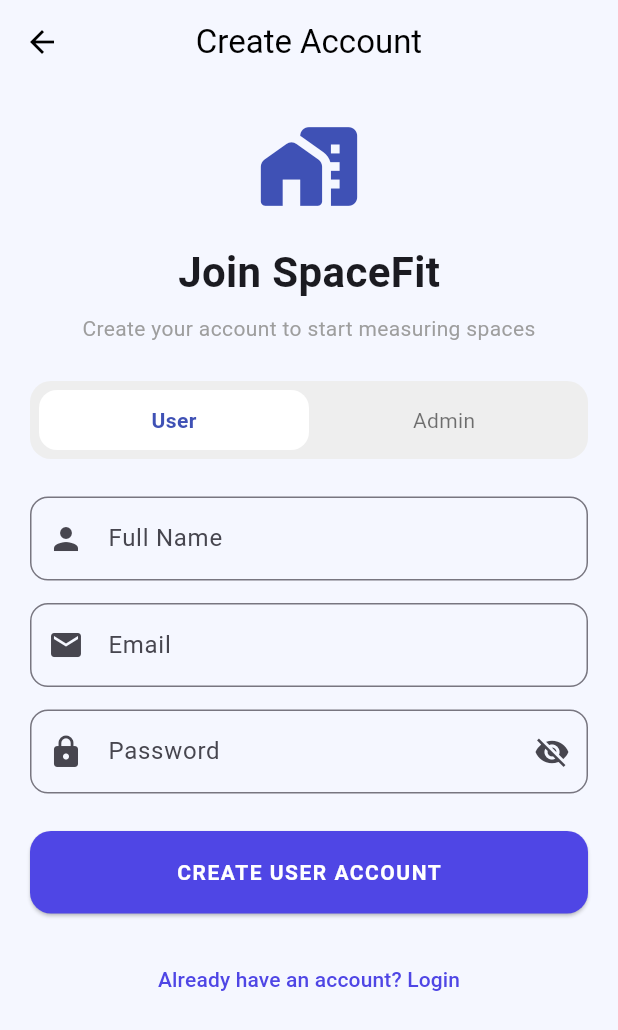
After one commit to Karthiksenthilkumar1/Smart-Space, a Flutter app: the screen it shows after launch, after a tap on "LOGIN", after a tap on "Don't have an account? Sign Up", on a phone screen of 412 x 824 dp. The commit adds this screen. Shown: the top 1030 px of the screen. Run offline on Flutter 3.47's test engine with Material 3 defaults, Android fonts, the phone set to English and light mode, and no system bars; our stand-ins replace camera, image_picker, shared_preferences; network calls fail.

Commit message:
Completed auth UI and role-based signup flow

```diff
--- a/lib/core/services/api_service.dart
+++ b/lib/core/services/api_service.dart
@@ -28,4 +28,33 @@ class ApiService {
       "data": data,
     };
   }
+
+  static Future<Map<String, dynamic>> register({
+    required String name,
+    required String email,
+    required String password,
+    required String role,
+  }) async {
+    final url = Uri.parse("$baseUrl/api/auth/register");
+
+    final response = await http.post(
+      url,
+      headers: {
+        "Content-Type": "application/json",
+      },
+      body: jsonEncode({
+        "name": name,
+        "email": email,
+        "password": password,
+        "role": role,
+      }),
+    );
+
+    final data = jsonDecode(response.body);
+
+    return {
+      "statusCode": response.statusCode,
+      "data": data,
+    };
+  }
 }
--- a/lib/features/auth/login_screen.dart
+++ b/lib/features/auth/login_screen.dart
@@ -3,6 +3,8 @@ import 'package:smart_space/core/services/api_service.dart';
 
 import '../admin/admin_dashboard_screen.dart';
 import '../dashboard/dashboard_screen.dart';
+import 'signup_screen.dart';
+import 'forgot_password_screen.dart';
 
 class LoginScreen extends StatefulWidget {
   const LoginScreen({super.key});
@@ -35,11 +37,32 @@ class _LoginScreenState extends State<LoginScreen> {
     });
 
     if (response["statusCode"] == 200) {
+      final userRole = response["data"]["user"]["role"];
+
+      if (isUser && userRole != "USER") {
+        ScaffoldMessenger.of(context).showSnackBar(
+          const SnackBar(
+            content: Text("This account is not a User account"),
+          ),
+        );
+        return;
+      }
+
+      if (!isUser && userRole != "ADMIN") {
+        ScaffoldMessenger.of(context).showSnackBar(
+          const SnackBar(
+            content: Text("This account is not an Admin account"),
+          ),
+        );
+        return;
+      }
+
       Navigator.push(
         context,
         MaterialPageRoute(
-          builder: (context) =>
-              isUser ? const DashboardScreen() : const AdminDashboardScreen(),
+          builder: (context) => userRole == "ADMIN"
+              ? const AdminDashboardScreen()
+              : const DashboardScreen(),
         ),
       );
     } else {
@@ -75,30 +98,41 @@ class _LoginScreenState extends State<LoginScreen> {
 
                 Row(
                   children: const [
-                    Icon(Icons.home_work_rounded,
-                        size: 40, color: Colors.indigo),
+                    Icon(
+                      Icons.home_work_rounded,
+                      size: 40,
+                      color: Colors.indigo,
+                    ),
                     SizedBox(width: 10),
                     Text(
                       "SpaceFit",
-                      style:
-                          TextStyle(fontSize: 24, fontWeight: FontWeight.bold),
+                      style: TextStyle(
+                        fontSize: 24,
+                        fontWeight: FontWeight.bold,
+                      ),
                     ),
                   ],
                 ),
 
                 const SizedBox(height: 10),
+
                 const Text(
                   "Measure. Analyze. Perfect.",
                   style: TextStyle(color: Colors.grey),
                 ),
 
                 const SizedBox(height: 30),
+
                 const Text(
                   "Welcome Back!",
-                  style: TextStyle(fontSize: 28, fontWeight: FontWeight.bold),
+                  style: TextStyle(
+                    fontSize: 28,
+                    fontWeight: FontWeight.bold,
+                  ),
                 ),
 
                 const SizedBox(height: 5),
+
                 const Text(
                   "Login to continue to your account",
                   style: TextStyle(color: Colors.grey),
@@ -174,7 +208,14 @@ class _LoginScreenState extends State<LoginScreen> {
                     const Text("Remember me"),
                     const Spacer(),
                     TextButton(
-                      onPressed: () {},
+                      onPressed: () {
+                        Navigator.push(
+                          context,
+                          MaterialPageRoute(
+                            builder: (context) => const ForgotPasswordScreen(),
+                          ),
+                        );
+                      },
                       child: const Text("Forgot Password?"),
                     ),
                   ],
@@ -187,7 +228,10 @@ class _LoginScreenState extends State<LoginScreen> {
                   height: 55,
                   decoration: BoxDecoration(
                     gradient: const LinearGradient(
-                      colors: [Color(0xFF4F46E5), Color(0xFF6366F1)],
+                      colors: [
+                        Color(0xFF4F46E5),
+                        Color(0xFF6366F1),
+                      ],
                     ),
                     borderRadius: BorderRadius.circular(14),
                     boxShadow: [
@@ -208,7 +252,9 @@ class _LoginScreenState extends State<LoginScreen> {
                     ),
                     onPressed: isLoading ? null : _handleLogin,
                     child: isLoading
-                        ? const CircularProgressIndicator(color: Colors.white)
+                        ? const CircularProgressIndicator(
+                            color: Colors.white,
+                          )
                         : const Text(
                             "LOGIN",
                             style: TextStyle(
@@ -217,6 +263,24 @@ class _LoginScreenState extends State<LoginScreen> {
                               letterSpacing: 1,
                             ),
                           ),
+                  ),
+                ),
+
+                const SizedBox(height: 20),
+
+                Center(
+                  child: TextButton(
+                    onPressed: () {
+                      Navigator.push(
+                        context,
+                        MaterialPageRoute(
+                          builder: (context) => const SignupScreen(),
+                        ),
+                      );
+                    },
+                    child: const Text(
+                      "Don't have an account? Sign Up",
+                    ),
                   ),
                 ),
 
@@ -277,7 +341,8 @@ class _LoginScreenState extends State<LoginScreen> {
             child: Text(
               text,
               style: TextStyle(
-                fontWeight: active ? FontWeight.bold : FontWeight.normal,
+                fontWeight:
+                    active ? FontWeight.bold : FontWeight.normal,
               ),
             ),
           ),
--- /dev/null
+++ b/lib/features/auth/signup_screen.dart
@@ -0,0 +1,216 @@
+import 'package:flutter/material.dart';
+import 'package:smart_space/core/services/api_service.dart';
+
+class SignupScreen extends StatefulWidget {
+  const SignupScreen({super.key});
+
+  @override
+  State<SignupScreen> createState() => _SignupScreenState();
+}
+
+class _SignupScreenState extends State<SignupScreen> {
+  bool obscurePassword = true;
+  bool isLoading = false;
+  bool isUser = true;
+
+  final nameController = TextEditingController();
+  final emailController = TextEditingController();
+  final passwordController = TextEditingController();
+
+  Future<void> _handleSignup() async {
+    setState(() => isLoading = true);
+
+    final response = await ApiService.register(
+      name: nameController.text.trim(),
+      email: emailController.text.trim(),
+      password: passwordController.text.trim(),
+      role: isUser ? "USER" : "ADMIN",
+    );
+
+    setState(() => isLoading = false);
+
+    if (response["statusCode"] == 201) {
+      ScaffoldMessenger.of(context).showSnackBar(
+        SnackBar(
+          content: Text(
+            isUser
+                ? "User account created successfully"
+                : "Admin account created successfully",
+          ),
+        ),
+      );
+
+      Navigator.pop(context);
+    } else {
+      ScaffoldMessenger.of(context).showSnackBar(
+        SnackBar(
+          content: Text(response["data"]["message"] ?? "Signup failed"),
+        ),
+      );
+    }
+  }
+
+  @override
+  void dispose() {
+    nameController.dispose();
+    emailController.dispose();
+    passwordController.dispose();
+    super.dispose();
+  }
+
+  Widget _toggleTile(String text, bool active, bool value) {
+    return Expanded(
+      child: GestureDetector(
+        onTap: () => setState(() => isUser = value),
+        child: AnimatedContainer(
+          duration: const Duration(milliseconds: 200),
+          padding: const EdgeInsets.symmetric(vertical: 10),
+          decoration: BoxDecoration(
+            color: active ? Colors.white : Colors.transparent,
+            borderRadius: BorderRadius.circular(12),
+          ),
+          child: Center(
+            child: Text(
+              text,
+              style: TextStyle(
+                fontWeight: active ? FontWeight.bold : FontWeight.normal,
+                color: active ? Colors.indigo : Colors.black54,
+              ),
+            ),
+          ),
+        ),
+      ),
+    );
+  }
+
+  @override
+  Widget build(BuildContext context) {
+    return Scaffold(
+      backgroundColor: const Color(0xFFF5F7FF),
+      appBar: AppBar(
+        title: const Text("Create Account"),
+        centerTitle: true,
+        backgroundColor: Colors.transparent,
+        elevation: 0,
+        foregroundColor: Colors.black,
+      ),
+      body: SingleChildScrollView(
+        padding: const EdgeInsets.all(20),
+        child: Column(
+          children: [
+            const Icon(
+              Icons.home_work_rounded,
+              size: 70,
+              color: Colors.indigo,
+            ),
+            const SizedBox(height: 15),
+            const Text(
+              "Join SpaceFit",
+              style: TextStyle(fontSize: 28, fontWeight: FontWeight.bold),
+            ),
+            const SizedBox(height: 8),
+            const Text(
+              "Create your account to start measuring spaces",
+              style: TextStyle(color: Colors.grey),
+              textAlign: TextAlign.center,
+            ),
+
+            const SizedBox(height: 25),
+
+            Container(
+              padding: const EdgeInsets.all(6),
+              decoration: BoxDecoration(
+                color: Colors.grey.shade200,
+                borderRadius: BorderRadius.circular(14),
+              ),
+              child: Row(
+                children: [
+                  _toggleTile("User", isUser, true),
+                  _toggleTile("Admin", !isUser, false),
+                ],
+              ),
+            ),
+
+            const SizedBox(height: 25),
+
+            TextField(
+              controller: nameController,
+              decoration: InputDecoration(
+                labelText: "Full Name",
+                prefixIcon: const Icon(Icons.person),
+                border: OutlineInputBorder(
+                  borderRadius: BorderRadius.circular(12),
+                ),
+              ),
+            ),
+
+            const SizedBox(height: 15),
+
+            TextField(
+              controller: emailController,
+              decoration: InputDecoration(
+                labelText: "Email",
+                prefixIcon: const Icon(Icons.email),
+                border: OutlineInputBorder(
+                  borderRadius: BorderRadius.circular(12),
+                ),
+              ),
+            ),
+
+            const SizedBox(height: 15),
+
+            TextField(
+              controller: passwordController,
+              obscureText: obscurePassword,
+              decoration: InputDecoration(
+                labelText: "Password",
+                prefixIcon: const Icon(Icons.lock),
+                suffixIcon: IconButton(
+                  icon: Icon(
+                    obscurePassword ? Icons.visibility_off : Icons.visibility,
+                  ),
+                  onPressed: () {
+                    setState(() {
+                      obscurePassword = !obscurePassword;
+                    });
+                  },
+                ),
+                border: OutlineInputBorder(
+                  borderRadius: BorderRadius.circular(12),
+                ),
+              ),
+            ),
+
+            const SizedBox(height: 25),
+
+            SizedBox(
+              width: double.infinity,
+              height: 55,
+              child: ElevatedButton(
+                onPressed: isLoading ? null : _handleSignup,
+                child: isLoading
+                    ? const CircularProgressIndicator(color: Colors.white)
+                    : Text(
+                        isUser
+                            ? "CREATE USER ACCOUNT"
+                            : "CREATE ADMIN ACCOUNT",
+                        style: const TextStyle(
+                          fontWeight: FontWeight.bold,
+                          letterSpacing: 1,
+                        ),
+                      ),
+              ),
+            ),
+
+            const SizedBox(height: 20),
+
+            TextButton(
+              onPressed: () => Navigator.pop(context),
+              child: const Text("Already have an account? Login"),
+            ),
+          ],
+        ),
+      ),
+    );
+  }
+}
--- a/pubspec.yaml
+++ b/pubspec.yaml
@@ -39,6 +39,7 @@ dependencies:
   permission_handler: ^11.3.1
   image_picker: ^1.1.2
   http: ^1.2.2
+  shared_preferences: ^2.2.3
 
 dev_dependencies:
   flutter_test:
```
Also changed, not shown: lib/core/services/auth_storage.dart (added, +33 -0 lines), lib/features/auth/forgot_password_screen.dart (added, +71 -0 lines).
